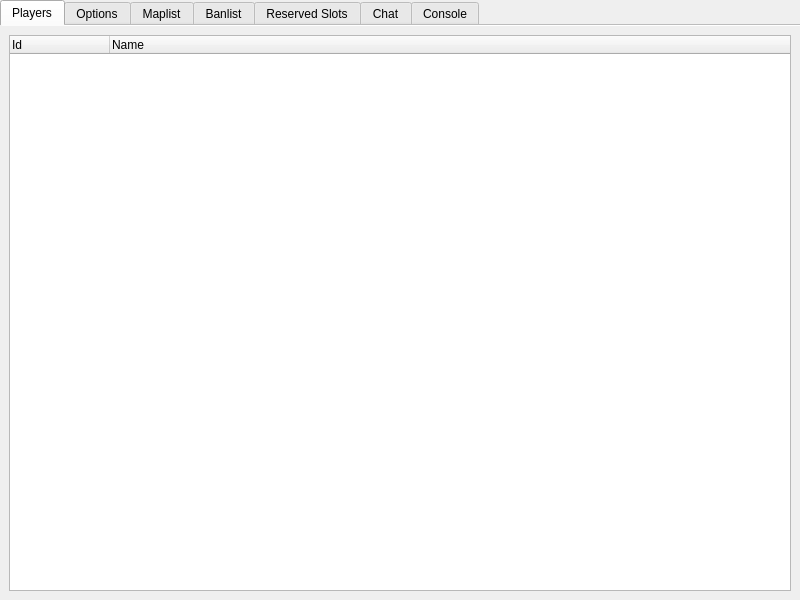
Before: the Qt Designer form Client/bf3/BF3.ui in OpenRcon/OpenRcon, drawn with Qt 5.
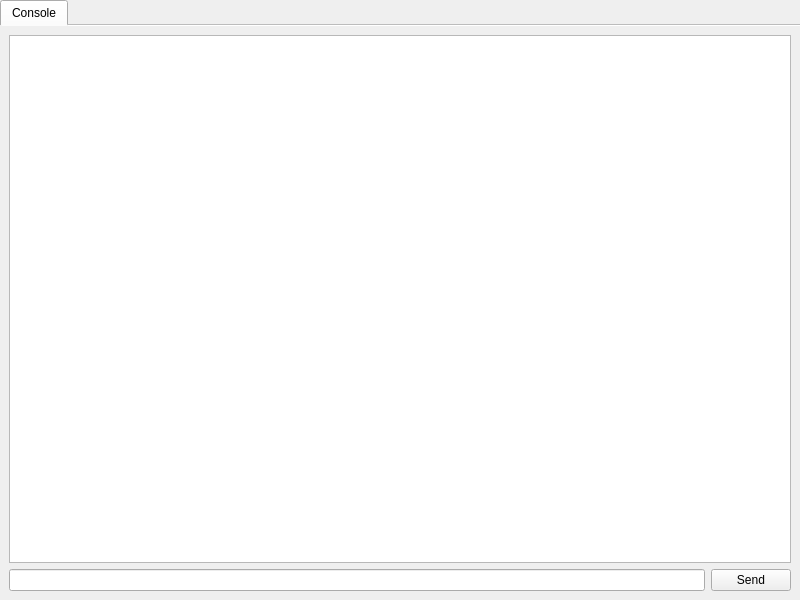
After: the same form once the commit is applied. The open tabs and pages were chosen to show the change.

```diff
--- a/Client/bf3/BF3.ui
+++ b/Client/bf3/BF3.ui
@@ -22,52 +22,6 @@
   <property name="documentMode">
    <bool>true</bool>
   </property>
-  <widget class="QWidget" name="tab_pl">
-   <attribute name="title">
-    <string>Players</string>
-   </attribute>
-   <layout class="QGridLayout" name="gridLayout">
-    <item row="0" column="0">
-     <widget class="QTreeWidget" name="treeWidget_pl">
-      <column>
-       <property name="text">
-        <string>Id</string>
-       </property>
-      </column>
-      <column>
-       <property name="text">
-        <string>Name</string>
-       </property>
-      </column>
-     </widget>
-    </item>
-   </layout>
-  </widget>
-  <widget class="QWidget" name="tab_op">
-   <attribute name="title">
-    <string>Options</string>
-   </attribute>
-  </widget>
-  <widget class="QWidget" name="tab_ml">
-   <attribute name="title">
-    <string>Maplist</string>
-   </attribute>
-  </widget>
-  <widget class="QWidget" name="tab_bl">
-   <attribute name="title">
-    <string>Banlist</string>
-   </attribute>
-  </widget>
-  <widget class="QWidget" name="tab_rs">
-   <attribute name="title">
-    <string>Reserved Slots</string>
-   </attribute>
-  </widget>
-  <widget class="QWidget" name="tab_ch">
-   <attribute name="title">
-    <string>Chat</string>
-   </attribute>
-  </widget>
   <widget class="QWidget" name="tab_co">
    <attribute name="title">
     <string>Console</string>
```
Left out of the diff: 29 changed lines with no effect on the pictures.
